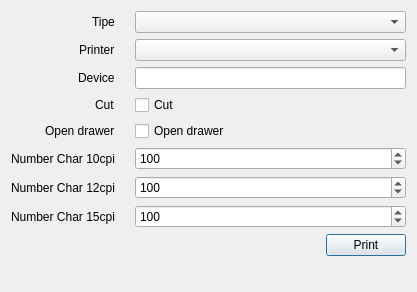
Above: libprint/printtestdialog.ui from apinprastya/sultan before the change. Below: the same form after it.
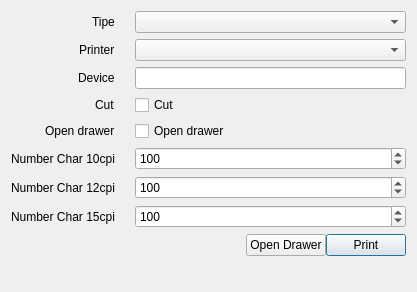
That is the form after the change.

Diff of the .ui file:
```diff
--- a/libprint/printtestdialog.ui
+++ b/libprint/printtestdialog.ui
@@ -110,6 +110,16 @@
        </property>
       </spacer>
      </item>
+     <item>
+      <widget class="QPushButton" name="pushOpenDrawer">
+       <property name="text">
+        <string>Open Drawer</string>
+       </property>
+       <property name="autoDefault">
+        <bool>false</bool>
+       </property>
+      </widget>
+     </item>
      <item>
       <widget class="QPushButton" name="pushPrint">
        <property name="text">
```
